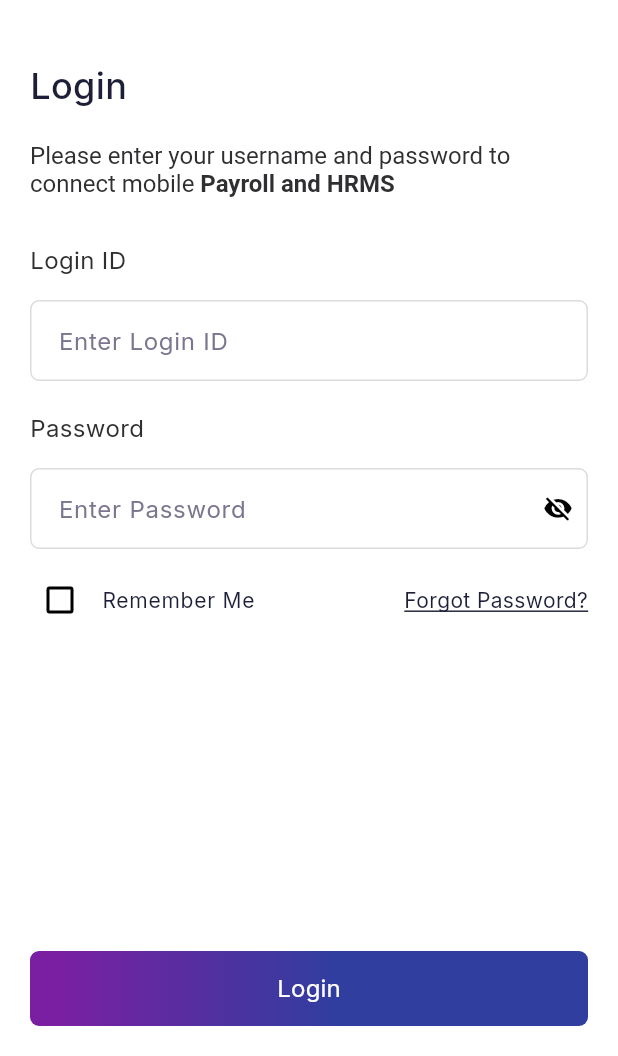
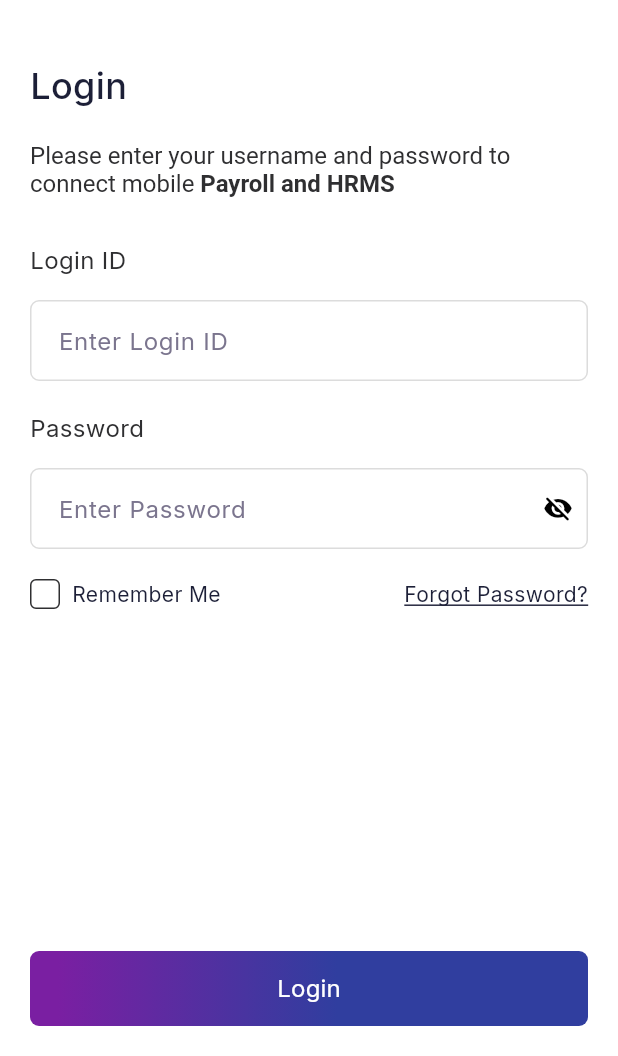
Before and after one commit to sohelorange/ultimatix_hrms_flutter_2024, a Flutter app: the LoginViewNew screen opened by its route, on a phone screen of 412 x 824 dp, the part 180-1236 px from its top. Run offline on Flutter 3.47's test engine with Material 3 defaults, Android fonts, the phone set to English and light mode, and no system bars; our stand-ins replace animated_bottom_navigation_bar, battery_plus, cached_network_image, carousel_slider, connectivity_plus, device_info_plus and 24 more; missing offline and left inert: app_settings, flutter_background_service, flutter_verification_code, selfie_camera, unique_identifier; accounts and stored records are empty; generated files the repository leaves out were written again; project files that could hold a hidden picture were left out.

Commit message:
- Login Check Box Alignment Change By FL (24/01/2024 At 06:04 PM)

```diff
--- a/lib/screen/auth/login/login_view_new.dart
+++ b/lib/screen/auth/login/login_view_new.dart
@@ -134,11 +134,11 @@ class LoginViewNew extends GetView<LoginController> {
           mainAxisAlignment: MainAxisAlignment.spaceBetween,
           children: [
             Flexible(
-              child: CheckboxListTile(
-                value: controller.isRememberCheck.value,
-                onChanged: (bool? newValue) {
-                  if (newValue != null) {
-                    controller.isRememberCheck.value = newValue;
+              child: Row(
+                children: [
+                  GestureDetector(
+                    onTap: () {
+                      controller.isRememberCheck.value = !controller.isRememberCheck.value;
                       PreferenceUtils.setIsRemember(
                           controller.isRememberCheck.value);
 
@@ -151,24 +151,76 @@ class LoginViewNew extends GetView<LoginController> {
                         PreferenceUtils.setLoginUserID('');
                         PreferenceUtils.setLoginUserPassword('');
                       }
-                  }
                     },
-                title: CommonText(
+                    child: Container(
+                      height: 20,
+                      width: 20,
+                      decoration: BoxDecoration(
+                        color: controller.isRememberCheck.value
+                            ? AppColors.color7A1FA2
+                            : Colors.transparent,
+                        border: Border.all(
+                          color: AppColors.color2F2F31,
+                          width: 1,
+                        ),
+                        borderRadius:
+                            BorderRadius.circular(4), // For rounded corners
+                      ),
+                      child: controller.isRememberCheck.value
+                          ? const Center(
+                              child: Icon(
+                                Icons.check,
+                                size: 15,
+                                color: Colors.white,
+                              ),
+                            )
+                          : null,
+                    ),
+                  ),
+                  const SizedBox(width: 8),
+                  CommonText(
                     text: AppString.rememberMe,
                     color: AppColors.colorDarkBlue,
                     fontSize: 14,
                     fontWeight: AppFontWeight.w400,
                   ),
-                controlAffinity: ListTileControlAffinity.leading,
-                activeColor: AppColors.color303E9F,
-                contentPadding: EdgeInsets.zero,
-                visualDensity:
-                    const VisualDensity(horizontal: -4.0, vertical: -2.0),
-                tileColor: Colors.transparent,
-                // Set background to transparent
-                selectedTileColor:
-                    Colors.transparent, // Remove tint when tapped
+                ],
               ),
+              // child: CheckboxListTile(
+              //   value: controller.isRememberCheck.value,
+              //   onChanged: (bool? newValue) {
+              //     if (newValue != null) {
+              //       controller.isRememberCheck.value = newValue;
+              //       PreferenceUtils.setIsRemember(
+              //           controller.isRememberCheck.value);
+              //
+              //       if (PreferenceUtils.getIsRemember()) {
+              //         PreferenceUtils.setLoginUserID(
+              //             controller.loginIDController.value.text);
+              //         PreferenceUtils.setLoginUserPassword(
+              //             controller.passwordController.value.text);
+              //       } else {
+              //         PreferenceUtils.setLoginUserID('');
+              //         PreferenceUtils.setLoginUserPassword('');
+              //       }
+              //     }
+              //   },
+              //   title: CommonText(
+              //     text: AppString.rememberMe,
+              //     color: AppColors.colorDarkBlue,
+              //     fontSize: 14,
+              //     fontWeight: AppFontWeight.w400,
+              //   ),
+              //   controlAffinity: ListTileControlAffinity.leading,
+              //   activeColor: AppColors.color303E9F,
+              //   contentPadding: EdgeInsets.zero,
+              //   visualDensity:
+              //       const VisualDensity(horizontal: -4.0, vertical: -2.0),
+              //   tileColor: Colors.transparent,
+              //   // Set background to transparent
+              //   selectedTileColor:
+              //       Colors.transparent, // Remove tint when tapped
+              // ),
             ),
             GestureDetector(
               onTap: () {
@@ -184,7 +236,7 @@ class LoginViewNew extends GetView<LoginController> {
               ),
             ),
           ],
-        ).paddingOnly(top: 10),
+        ).paddingOnly(top: 20),
       ],
     );
   }
```
Lines whose indentation alone changed are shown as unchanged.
